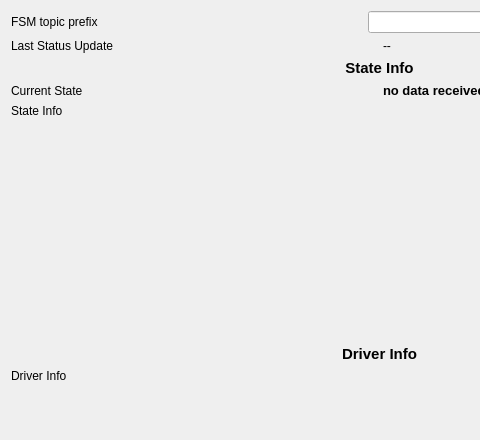
Above: gui/statemachine_gui.ui from AIS-Bonn/nimbro_fsm2 before the change; both pictures show x 0 to 480 and y 0 to 440 of the 999 by 831 pixel window. Below: the same form after it.
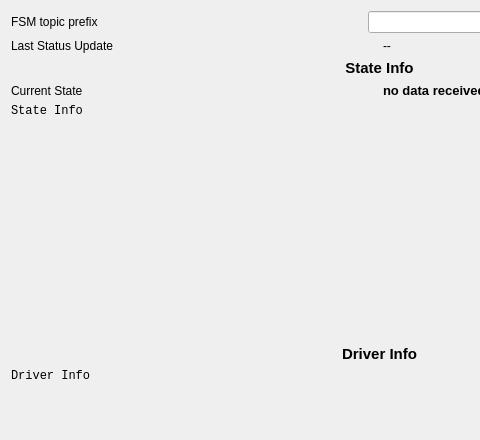
That is the form after the change. Icons and pictures are not drawn. Custom widgets are drawn as their Qt base class.

Commit message: gui: changed label font to monospace

The edit to the form file:
```diff
--- a/gui/statemachine_gui.ui
+++ b/gui/statemachine_gui.ui
@@ -137,6 +137,11 @@
             <verstretch>0</verstretch>
            </sizepolicy>
           </property>
+          <property name="font">
+           <font>
+            <family>Monospace</family>
+           </font>
+          </property>
           <property name="text">
            <string>State Info</string>
           </property>
@@ -170,6 +175,11 @@
             <verstretch>0</verstretch>
            </sizepolicy>
           </property>
+          <property name="font">
+           <font>
+            <family>Monospace</family>
+           </font>
+          </property>
           <property name="text">
            <string>Driver Info</string>
           </property>
```
